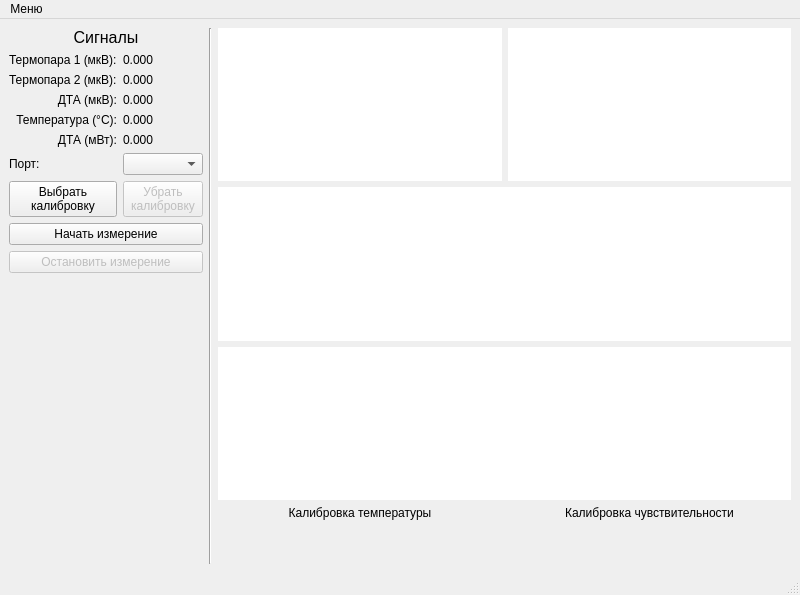
Above: ui/src/MainWindow.ui from ioyurev/fusion-collection before the change. Below: the same form after it.
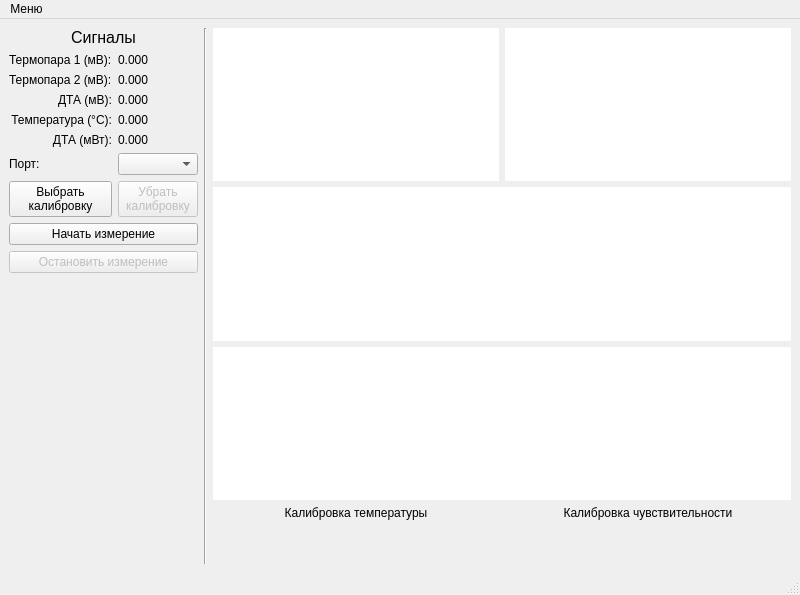
That is the form after the change. Custom widgets are drawn as their Qt base class.

Commit message: fix: исправлены единицы измерения

Diff of the .ui file:
```diff
--- a/ui/src/MainWindow.ui
+++ b/ui/src/MainWindow.ui
@@ -68,14 +68,14 @@
       <item row="2" column="0">
        <widget class="QLabel" name="label_3">
         <property name="text">
-         <string>Термопара 2 (мкВ):</string>
+         <string>Термопара 2 (мВ):</string>
         </property>
        </widget>
       </item>
       <item row="3" column="0">
        <widget class="QLabel" name="label_9">
         <property name="text">
-         <string>ДТА (мкВ):</string>
+         <string>ДТА (мВ):</string>
         </property>
         <property name="alignment">
          <set>Qt::AlignRight|Qt::AlignTrailing|Qt::AlignVCenter</set>
@@ -123,7 +123,7 @@
       <item row="1" column="0">
        <widget class="QLabel" name="label">
         <property name="text">
-         <string>Термопара 1 (мкВ):</string>
+         <string>Термопара 1 (мВ):</string>
         </property>
        </widget>
       </item>
```
The commit also changes 1 other file.
